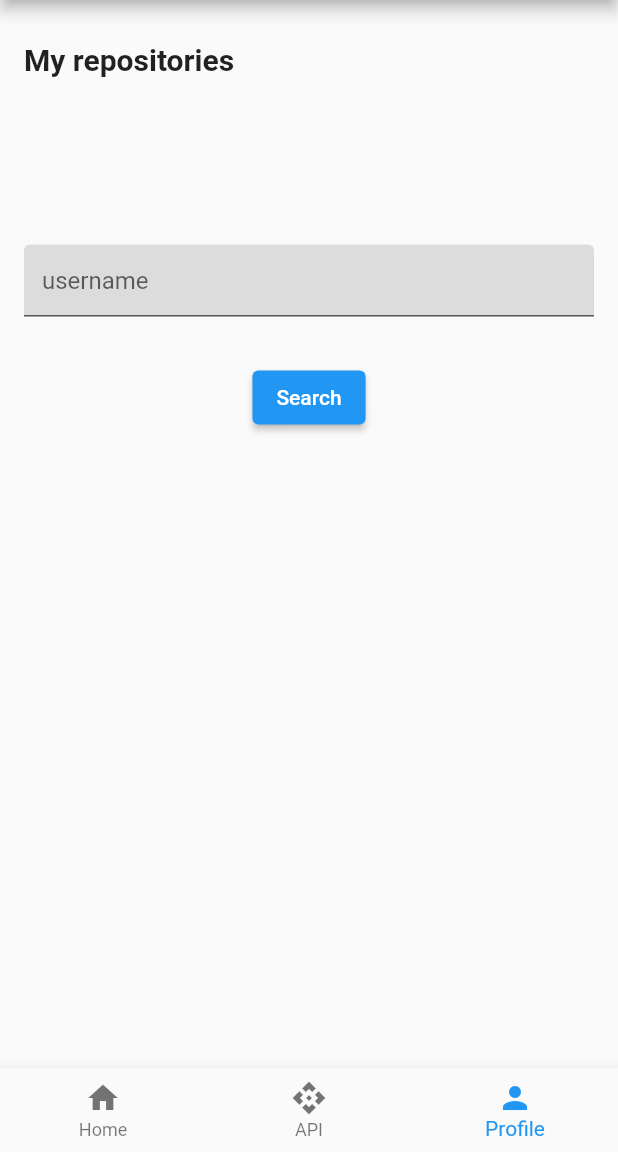
After one commit to therasuldev/flutter-advance-bloc-usage, a Flutter app: the screen it shows after launch, swiped to page 3, on a phone screen of 412 x 824 dp, the part 84-1236 px from its top. The commit adds this screen. Run offline on Flutter 3.47's test engine with Material 3 defaults, Android fonts, the phone set to English and light mode, and no system bars; our stand-ins replace bloc, dio, flutter_bloc, google_fonts.

Commit message:
bloc practice

```diff
--- /dev/null
+++ b/lib/core/model/repository_model.dart
@@ -0,0 +1,21 @@
+import 'package:first_flutter_project/core/model/user_model.dart';
+
+class Repository {
+  final String name;
+  final String? description;
+  final int starsCount;
+
+  Repository({
+    required this.name,
+    required this.description,
+    required this.starsCount,
+  });
+
+  factory Repository.fromJson(Json json) {
+    return Repository(
+      name: json['name'],
+      description: json['description'],
+      starsCount: json['stargazers_count'],
+    );
+  }
+}
--- a/lib/core/model/user_model.dart
+++ b/lib/core/model/user_model.dart
@@ -1,23 +1,31 @@
-class UserModel {
-  final String userName;
+typedef Json = Map<String, dynamic>;
+
+class User {
+  final String name;
+  final String username;
   final String avatar;
+  final int followers;
+  final int following;
 
-  UserModel({
-    required this.userName,
+  User({
+    required this.name,
+    required this.username,
     required this.avatar,
+    required this.followers,
+    required this.following,
   });
 
-  factory UserModel.fromJson(Map<String, dynamic> json) {
-    return UserModel(
-      userName: json['login'],
+  factory User.fromJson(Json json) {
+    return User(
       avatar: json['avatar_url'],
+      username: json['login'],
+      name: json['name'],
+      followers: json['followers'],
+      following: json['following'],
     );
   }
 
-  Map<String, dynamic> toJson() {
-    return {
-      "login": userName,
-      "avatar_url": avatar,
-    };
-  }
+  // Json toJson() {
+  //   return {'avatar_url': avatar, 'login': username, 'name': name};
+  // }
 }
--- /dev/null
+++ b/lib/core/provider/app_bloc/app_bloc.dart
@@ -0,0 +1,41 @@
+import 'dart:developer';
+
+import 'package:dio/dio.dart';
+import 'package:first_flutter_project/core/model/user_model.dart';
+import 'package:first_flutter_project/core/provider/app_bloc/app_event.dart';
+import 'package:first_flutter_project/core/provider/app_bloc/app_state.dart';
+import 'package:first_flutter_project/core/service/api_service.dart';
+import 'package:flutter_bloc/flutter_bloc.dart';
+
+class AppBloc extends Bloc<AppEvent, AppState> {
+  // Map<String, List<User>> cachedUsers = {};
+
+  late ApiService _apiService;
+
+  AppBloc() : super(InitialState()) {
+    _apiService = ApiService();
+    on<GetUsersEvent>(_fetchUser);
+    on<PostUserEvent>(_postUser);
+  }
+
+  _fetchUser(GetUsersEvent event, Emitter<AppState> emit) async {
+    emit(LoadingState());
+    try {
+      //if (cachedUsers['cache']?.isEmpty ?? true) {
+      // log('KES BOSDUR');
+      // final datas = await _apiService.fetchUsers();
+      // final users = datas.map((userJson) => User.fromJson(userJson)).toList();
+      //cachedUsers['cache'] = users;
+      // emit(SuccessState(users: users));
+      // } else {
+      //   log('KES ARTIQ MOVCUDDUR');
+      //   emit(SuccessState(users: cachedUsers['cache']!));
+      // }
+    } catch (exp) {
+      log(exp.toString());
+      emit(FailureState());
+    }
+  }
+
+  _postUser(PostUserEvent event, Emitter<AppState> emit) {}
+}
--- /dev/null
+++ b/lib/core/provider/app_bloc/app_event.dart
@@ -0,0 +1,5 @@
+sealed class AppEvent {}
+
+class GetUsersEvent extends AppEvent {}
+
+class PostUserEvent extends AppEvent {}
--- /dev/null
+++ b/lib/core/provider/app_bloc/app_state.dart
@@ -0,0 +1,15 @@
+import 'package:first_flutter_project/core/model/user_model.dart';
+
+sealed class AppState {}
+
+class InitialState extends AppState {}
+
+class LoadingState extends AppState {}
+
+class SuccessState extends AppState {
+  final List<User> users;
+
+  SuccessState({required this.users});
+}
+
+class FailureState extends AppState {}
--- /dev/null
+++ b/lib/core/provider/profile_bloc/profile_bloc.dart
@@ -0,0 +1,31 @@
+import 'dart:developer';
+
+import 'package:bloc/bloc.dart';
+import 'package:first_flutter_project/core/model/repository_model.dart';
+import 'package:first_flutter_project/core/model/user_model.dart';
+import 'package:first_flutter_project/core/service/api_service.dart';
+
+part 'profile_event.dart';
+part 'profile_state.dart';
+
+class ProfileBloc extends Bloc<ProfileEvent, ProfileState> {
+  ProfileBloc()
+      : _apiService = ApiService(),
+        super(InitialState()) {
+    on<GetUsersInformationEvent>(_getUsersInformationEvent);
+  }
+
+  _getUsersInformationEvent(GetUsersInformationEvent event, Emitter<ProfileState> emit) async {
+    emit(LoadingState());
+    try {
+      final user = await _apiService.getUsersInformation(event.username);
+      final repositories = await _apiService.getUsersRepositories(event.username);
+      emit(SuccessState(user: user, repositories: repositories));
+    } catch (errorMessage) {
+      log(errorMessage.toString());
+      emit(FailureState(errorMessage: errorMessage.toString()));
+    } finally {}
+  }
+
+  late final ApiService _apiService;
+}
--- /dev/null
+++ b/lib/core/provider/profile_bloc/profile_event.dart
@@ -0,0 +1,9 @@
+part of 'profile_bloc.dart';
+
+sealed class ProfileEvent {}
+
+class GetUsersInformationEvent extends ProfileEvent {
+  final String username;
+
+  GetUsersInformationEvent({required this.username});
+}
--- /dev/null
+++ b/lib/core/provider/profile_bloc/profile_state.dart
@@ -0,0 +1,19 @@
+part of 'profile_bloc.dart';
+
+sealed class ProfileState {}
+
+class InitialState extends ProfileState {}
+
+class LoadingState extends ProfileState {}
+
+class SuccessState extends ProfileState {
+  final User? user;
+  final List<Repository>? repositories;
+
+  SuccessState({this.user, this.repositories});
+}
+
+class FailureState extends ProfileState {
+  final String errorMessage;
+  FailureState({required this.errorMessage});
+}
--- a/lib/core/service/api_service.dart
+++ b/lib/core/service/api_service.dart
@@ -1,17 +1,31 @@
+import 'dart:developer';
+import 'package:first_flutter_project/core/model/repository_model.dart';
+import 'package:first_flutter_project/core/model/user_model.dart';
+import 'package:http/http.dart' as http;
 import 'package:dio/dio.dart';
-import 'package:first_flutter_project/core/model/user_model.dart';
+
+// https://api.github.com/users/therasuldev
+// https://api.github.com/users/therasuldev/repos
 
 class ApiService {
-  late Dio? dio;
+  ApiService._();
+
   ApiService() {
-    dio = Dio(BaseOptions(baseUrl: 'https://api.github.com'));
+    _dio = Dio(BaseOptions(baseUrl: 'https://api.github.com'));
   }
 
-  Future<List<UserModel>> fetchUsers() async {
-    final response = await dio?.get('/users');
-    final data = response!.data as List<dynamic>;
-    final result = data.map((userJson) => UserModel.fromJson(userJson)).toList();
+  late Dio _dio;
 
-    return result;
+  Future<User> getUsersInformation(String username) async {
+    final response = await _dio.get('/users/$username');
+    final userJson = response.data;
+    return User.fromJson(userJson);
+  }
+
+  Future<List<Repository>> getUsersRepositories(String username) async {
+    final response = await _dio.get('/users/$username/repos');
+    final repositoryJsons = response.data as List;
+    final repositories = repositoryJsons.map((repoJson) => Repository.fromJson(repoJson)).toList();
+    return repositories;
   }
 }
--- a/lib/main.dart
+++ b/lib/main.dart
@@ -1,8 +1,15 @@
+import 'package:first_flutter_project/core/provider/app_bloc/app_bloc.dart';
+import 'package:first_flutter_project/core/provider/app_bloc/app_event.dart';
+import 'package:first_flutter_project/core/provider/profile_bloc/profile_bloc.dart';
 import 'package:first_flutter_project/test.dart';
 import 'package:first_flutter_project/view/pages/app_scaffold.dart';
-import 'package:first_flutter_project/view/pages/proflile.dart';
+import 'package:first_flutter_project/view/pages/profile.dart';
 import 'package:flutter/material.dart';
+import 'package:flutter_bloc/flutter_bloc.dart';
 
+class ConstantValues {
+  static GlobalKey<ScaffoldMessengerState> snackBarKey = GlobalKey<ScaffoldMessengerState>();
+}
 
 void main() {
   print(PrivateClass.instance!.a);
@@ -15,7 +22,15 @@ class MyApp extends StatelessWidget {
 
   @override
   Widget build(BuildContext context) {
-    return MaterialApp(
+    return MultiBlocProvider(
+      providers: [
+        BlocProvider<AppBloc>(
+          create: (context) => AppBloc()..add(GetUsersEvent()),
+        ),
+        BlocProvider<ProfileBloc>(create: (context) => ProfileBloc()),
+      ],
+      child: MaterialApp(
+        scaffoldMessengerKey: ConstantValues.snackBarKey,
         restorationScopeId: 'app.name',
         theme: ThemeData(useMaterial3: false),
         debugShowCheckedModeBanner: false,
@@ -24,6 +39,7 @@ class MyApp extends StatelessWidget {
           '/': (context) => const AppScaffold(),
           '/profile': (context) => const Profile(),
         },
+      ),
     );
   }
 }
--- a/lib/view/pages/app_scaffold.dart
+++ b/lib/view/pages/app_scaffold.dart
@@ -1,8 +1,9 @@
+import 'package:first_flutter_project/view/pages/github_profile.dart';
 import 'package:first_flutter_project/view/pages/home.dart';
 import 'package:flutter/material.dart';
 
 import 'api_example.dart';
-import 'proflile.dart';
+import 'profile.dart';
 
 class AppScaffold extends StatefulWidget {
   const AppScaffold({super.key});
@@ -13,7 +14,7 @@ class AppScaffold extends StatefulWidget {
 
 class _AppScaffoldState extends State<AppScaffold> {
   int _bottomBarIndex = 0;
-  List<Widget> pages = const [Home(), ApiExample(), Profile()];
+  List<Widget> pages = const [Home(), ApiExample(), GithubProfile()];
 
   PageController pageController = PageController();
 
--- /dev/null
+++ b/lib/view/pages/github_profile.dart
@@ -0,0 +1,125 @@
+import 'package:first_flutter_project/core/provider/profile_bloc/profile_bloc.dart';
+import 'package:flutter/material.dart';
+import 'package:flutter_bloc/flutter_bloc.dart';
+
+class GithubProfile extends StatefulWidget {
+  const GithubProfile({super.key});
+
+  @override
+  State<GithubProfile> createState() => _GithubProfileState();
+}
+
+class _GithubProfileState extends State<GithubProfile> {
+  final controller = TextEditingController();
+
+  @override
+  void dispose() {
+    super.dispose();
+    controller.dispose();
+  }
+
+  @override
+  Widget build(BuildContext context) {
+    return Scaffold(
+      body: Padding(
+        padding: const EdgeInsets.symmetric(horizontal: 16) + const EdgeInsets.only(top: 16),
+        child: SingleChildScrollView(
+          child: Column(
+            children: [
+              BlocConsumer<ProfileBloc, ProfileState>(
+                listener: (context, state) {
+                  if (state is SuccessState) {
+                    ScaffoldMessenger.of(context).showSnackBar(const SnackBar(content: Text('Successfuly')));
+                  } else if (state is FailureState) {
+                    ScaffoldMessenger.of(context).showSnackBar(const SnackBar(content: Text('ERROR')));
+                  }
+                },
+                builder: (context, state) {
+                  if (state is LoadingState) {
+                    return const CircularProgressIndicator();
+                  } else if (state is SuccessState) {
+                    final user = state.user;
+
+                    return Container(
+                      padding: const EdgeInsets.all(8),
+                      width: MediaQuery.sizeOf(context).width,
+                      decoration: BoxDecoration(color: Colors.orangeAccent, borderRadius: BorderRadius.circular(12)),
+                      child: Column(
+                        crossAxisAlignment: CrossAxisAlignment.start,
+                        children: [
+                          Row(
+                            crossAxisAlignment: CrossAxisAlignment.start,
+                            mainAxisAlignment: MainAxisAlignment.start,
+                            children: [
+                              CircleAvatar(
+                                backgroundImage: NetworkImage(user!.avatar),
+                              ),
+                              const Spacer(),
+                              Column(children: [const Text('Following'), Text(user.following.toString())]),
+                              const Spacer(),
+                              Column(children: [const Text('Followers'), Text(user.followers.toString())]),
+                              const Spacer(),
+                            ],
+                          ),
+                          Text(user.username),
+                          Text(user.name),
+                        ],
+                      ),
+                    );
+                  }
+                  return const SizedBox.shrink();
+                },
+              ),
+              const SizedBox(height: 12),
+              const Align(
+                alignment: Alignment.centerLeft,
+                child: Text(
+                  'My repositories',
+                  style: TextStyle(fontSize: 20, fontWeight: FontWeight.bold),
+                ),
+              ),
+              const SizedBox(height: 12),
+              BlocBuilder<ProfileBloc, ProfileState>(
+                builder: (context, state) {
+                  if (state is LoadingState) {
+                    return const CircularProgressIndicator();
+                  } else if (state is SuccessState) {
+                    final repositories = state.repositories;
+                    return ListView.builder(
+                      controller: ScrollController(),
+                      shrinkWrap: true,
+                      itemCount: repositories?.length ?? 0,
+                      itemBuilder: (context, index) {
+                        final repository = repositories?[index];
+
+                        return ListTile(
+                          title: Text('${index + 1}.  ${repository?.name}'),
+                          subtitle: Text(repository?.description ?? ''),
+                          trailing: Text(repository!.starsCount.toString()),
+                        );
+                      },
+                    );
+                  }
+                  return const SizedBox.shrink();
+                },
+              ),
+              const SizedBox(height: 100),
+              TextFormField(
+                controller: controller,
+                decoration: const InputDecoration(fillColor: Colors.black12, filled: true, hintText: 'username'),
+              ),
+              const SizedBox(height: 30),
+              ElevatedButton(
+                onPressed: () {
+                  if (controller.text.trim().isEmpty) return;
+                  context.read<ProfileBloc>().add(GetUsersInformationEvent(username: controller.text.trim()));
+                },
+                child: const Text('Search'),
+              )
+            ],
+          ),
+        ),
+      ),
+    );
+  }
+}
--- a/lib/view/pages/home.dart
+++ b/lib/view/pages/home.dart
@@ -1,7 +1,7 @@
 import 'package:flutter/material.dart';
 import 'package:google_fonts/google_fonts.dart';
 
-import 'proflile.dart';
+import 'profile.dart';
 
 class Home extends StatefulWidget {
   const Home({super.key});
--- a/lib/view/pages/user.dart
+++ b/lib/view/pages/user_page.dart
@@ -19,7 +19,8 @@ class UserPage extends StatefulWidget {
 }
 
 class _UserPageState extends State<UserPage> {
-  StreamController<List<int>> streamController = StreamController<List<int>>.broadcast();
+  StreamController<List<int>> streamController =
+      StreamController<List<int>>.broadcast();
   List<int> list = [];
   int index = 0;
 
```
Also changed, not shown: lib/test.dart (+30 -11 lines), lib/view/pages/api_example.dart (+42 -27 lines), lib/view/pages/profile.dart (renamed from lib/view/pages/proflile.dart, +14 -7 lines), lib/view/widgets/like_button.dart (line endings or trailing spaces). Lines whose indentation alone changed are shown as unchanged.
